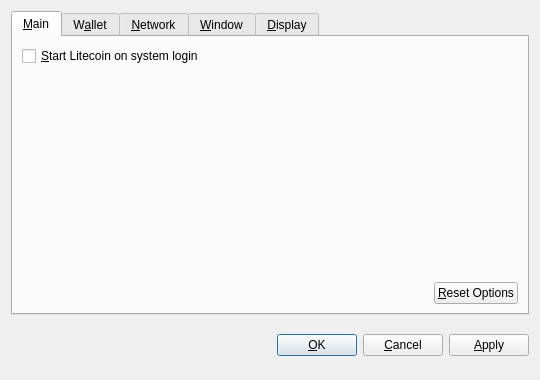
Before: the Qt Designer form src/qt/forms/optionsdialog.ui in ero23/mediterraneancoin, drawn with Qt 5.
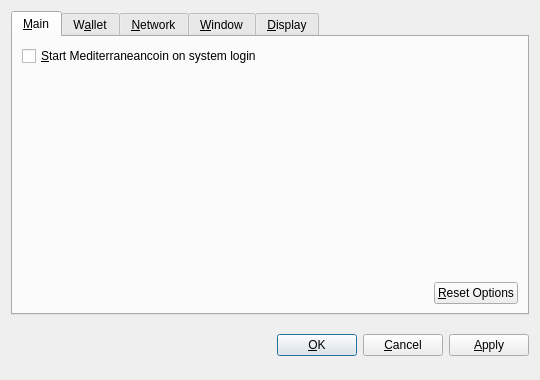
After: the same form once the commit is applied. Custom widgets are drawn as their Qt base class.

```diff
--- a/src/qt/forms/optionsdialog.ui
+++ b/src/qt/forms/optionsdialog.ui
@@ -36,7 +36,7 @@
           <string>Automatically start Litecoin after logging in to the system.</string>
          </property>
          <property name="text">
-          <string>&amp;Start Litecoin on system login</string>
+          <string>&amp;Start Mediterraneancoin on system login</string>
          </property>
         </widget>
        </item>
```
Left out of the diff: 2 changed lines with no effect on the pictures.
